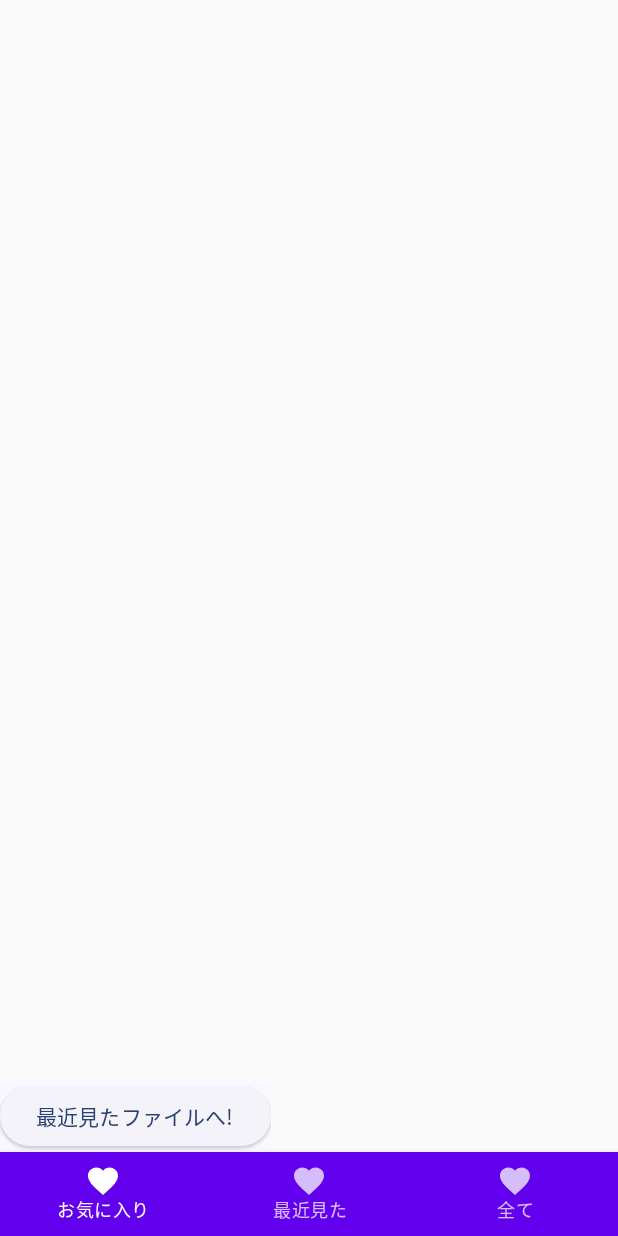
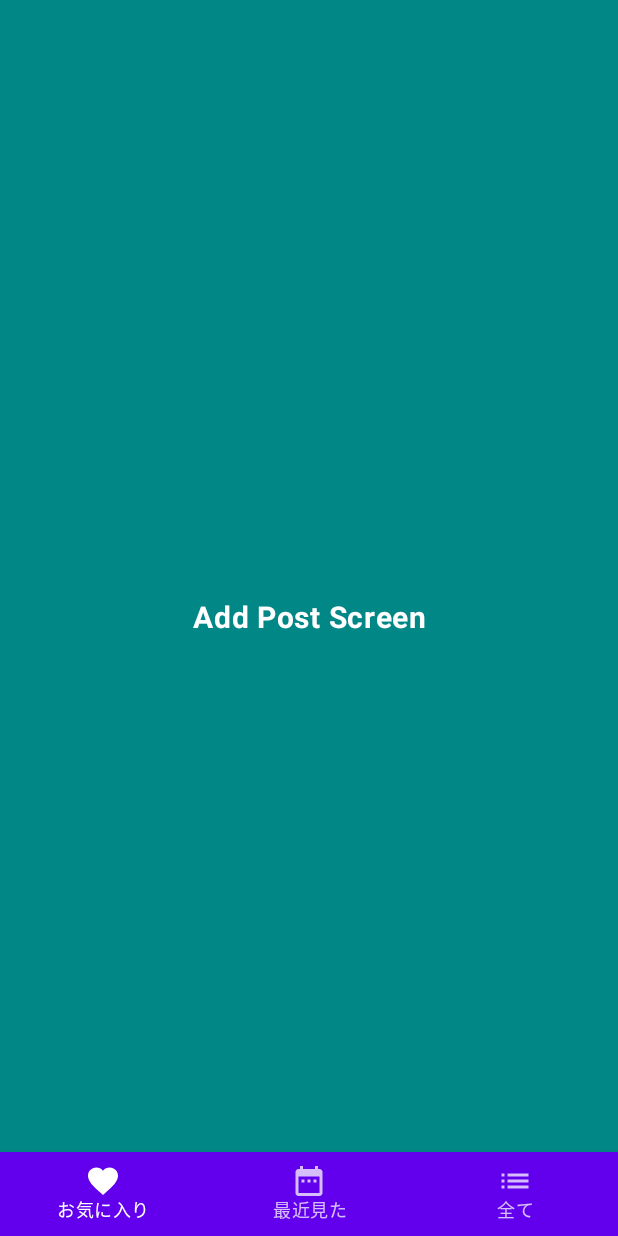
Before and after one commit to seabat/pdf_viewer, an Android app built with Jetpack Compose: the FavoriteScreen screen opened through its navigation route, on a phone screen of 412 x 824 dp. Run offline under Robolectric (Android 15) with nearby library versions, the phone set to English and light mode, and no system bars.

Commit message:
Scaffold の導入

```diff
--- a/ComposePdfViewer/app/src/main/java/dev/seabat/android/composepdfviewer/MainActivity.kt
+++ b/ComposePdfViewer/app/src/main/java/dev/seabat/android/composepdfviewer/MainActivity.kt
@@ -1,21 +1,25 @@
 package dev.seabat.android.composepdfviewer
 
+import android.annotation.SuppressLint
 import android.os.Bundle
 import androidx.activity.ComponentActivity
 import androidx.activity.compose.setContent
 import androidx.annotation.StringRes
-import androidx.compose.foundation.layout.Arrangement
-import androidx.compose.foundation.layout.Column
-import androidx.compose.foundation.layout.fillMaxSize
 import androidx.compose.material.BottomNavigation
 import androidx.compose.material.BottomNavigationItem
 import androidx.compose.material.Icon
+import androidx.compose.material.Scaffold
 import androidx.compose.material.Text
 import androidx.compose.material.icons.Icons
+import androidx.compose.material.icons.filled.DateRange
 import androidx.compose.material.icons.filled.Favorite
+import androidx.compose.material.icons.filled.List
 import androidx.compose.runtime.Composable
+import androidx.compose.runtime.MutableState
 import androidx.compose.runtime.getValue
-import androidx.compose.ui.Modifier
+import androidx.compose.runtime.mutableStateOf
+import androidx.compose.runtime.remember
+import androidx.compose.ui.graphics.vector.ImageVector
 import androidx.compose.ui.res.stringResource
 import androidx.navigation.NavDestination.Companion.hierarchy
 import androidx.navigation.NavGraph.Companion.findStartDestination
@@ -41,29 +45,44 @@ class MainActivity : ComponentActivity() {
     }
 }
 
+@SuppressLint("UnusedMaterialScaffoldPaddingParameter")
 @Composable
 fun PdfViewerApp() {
     val navController = rememberNavController()
-    Column(
-        modifier = Modifier.fillMaxSize(),
-        verticalArrangement = Arrangement.Bottom
+    val shouldShowTop = remember { mutableStateOf(true) }
+    val shouldShowBottom = remember { mutableStateOf(true) }
+
+    Scaffold(
+        topBar = {
+            if (shouldShowTop.value) {
+                PdfViewerAppBar()
+            }
+        },
+        bottomBar = {
+            if (shouldShowBottom.value) {
+                PdfViewerBottomNavigation(
+                    navController = navController
+                )
+            }
+        }
     ) {
         PdfViewerNavHost(
-            navController = navController
-        )
-        PdfViewerBottomNavigation(
-            navController = navController
+            navController = navController,
+            shouldShowTop,
+            shouldShowBottom
         )
     }
 }
 
 @Composable
 fun PdfViewerNavHost(
-    navController: NavHostController
+    navController: NavHostController,
+    shouldShowTop: MutableState<Boolean>,
+    shouldShowBottom: MutableState<Boolean>
 ) {
     NavHost(
         navController = navController,
-        startDestination = "recentness",
+        startDestination = "favorite",
     ) {
         composable("recentness") {
             RecentnessScreen(
@@ -71,6 +90,8 @@ fun PdfViewerNavHost(
                     navController.navigate("all")
                 }
             )
+            shouldShowTop.value = true
+            shouldShowBottom.value = true
         }
         composable("favorite") {
             FavoriteScreen(
@@ -78,6 +99,8 @@ fun PdfViewerNavHost(
                     navController.navigate("recentness")
                 }
             )
+            shouldShowTop.value = false
+            shouldShowBottom.value = true
         }
         composable("all") {
             AllListScreen(
@@ -85,14 +108,20 @@ fun PdfViewerNavHost(
                     navController.navigate("favorite")
                 }
             )
+            shouldShowTop.value = true
+            shouldShowBottom.value = true
         }
     }
 }
 
-sealed class Screen(val route: String, @StringRes val resourceId: Int) {
-    object Recentness : Screen("recentness", R.string.recentness)
-    object Favorite : Screen("favorite", R.string.favorite)
-    object AllList : Screen("all", R.string.all)
+sealed class Screen(
+    val route: String,
+    @StringRes val resourceId: Int,
+    val image: ImageVector
+) {
+    object Recentness : Screen("recentness", R.string.recentness, Icons.Filled.DateRange)
+    object Favorite : Screen("favorite", R.string.favorite, Icons.Filled.Favorite)
+    object AllList : Screen("all", R.string.all, Icons.Filled.List)
 }
 
 @Composable
@@ -110,7 +139,7 @@ fun PdfViewerBottomNavigation(
         val currentDestination = navBackStackEntry?.destination
         screenItems.forEach { screen ->
             BottomNavigationItem(
-                icon = { Icon(Icons.Filled.Favorite, contentDescription = null) },
+                icon = { Icon(screen.image, contentDescription = null) },
                 label = { Text(stringResource(screen.resourceId)) },
                 selected = currentDestination?.hierarchy?.any { it.route == screen.route } == true,
                 onClick = {
@@ -132,3 +161,10 @@ fun PdfViewerBottomNavigation(
         }
     }
 }
+
+@Composable
+fun PdfViewerAppBar() {
+    androidx.compose.material.TopAppBar(
+        title = { androidx.compose.material3.Text("最近見たファイル") },
+    )
+}
--- a/ComposePdfViewer/app/src/main/java/dev/seabat/android/composepdfviewer/screen/favorite/FavoriteScreen.kt
+++ b/ComposePdfViewer/app/src/main/java/dev/seabat/android/composepdfviewer/screen/favorite/FavoriteScreen.kt
@@ -1,12 +1,21 @@
 package dev.seabat.android.composepdfviewer.screen.favorite
 
+import androidx.compose.foundation.background
+import androidx.compose.foundation.layout.Column
+import androidx.compose.foundation.layout.fillMaxSize
+import androidx.compose.foundation.layout.wrapContentSize
 import androidx.compose.material3.ElevatedButton
-import androidx.compose.material3.MaterialTheme
-import androidx.compose.material3.Surface
 import androidx.compose.material3.Text
 import androidx.compose.runtime.Composable
+import androidx.compose.ui.Alignment
 import androidx.compose.ui.Modifier
+import androidx.compose.ui.graphics.Color
+import androidx.compose.ui.res.colorResource
+import androidx.compose.ui.text.font.FontWeight
+import androidx.compose.ui.text.style.TextAlign
 import androidx.compose.ui.tooling.preview.Preview
+import androidx.compose.ui.unit.sp
+import dev.seabat.android.composepdfviewer.R
 
 @Composable
 fun FavoriteScreen(
@@ -14,12 +23,19 @@ fun FavoriteScreen(
     viewModel: FavoriteViewModel = FavoriteViewModel(),
     onClick: () -> Unit
 ) {
-    Surface(
-        color = MaterialTheme.colorScheme.background
+    Column(
+        modifier = Modifier
+            .fillMaxSize()
+            .background(colorResource(id = R.color.teal_700))
+            .wrapContentSize(Alignment.Center)
     ) {
-        Greeting(
-            name = "最近見たファイルへ",
-            onClick = onClick
+        Text(
+            text = "Add Post Screen",
+            fontWeight = FontWeight.Bold,
+            color = Color.White,
+            modifier = Modifier.align(Alignment.CenterHorizontally),
+            textAlign = TextAlign.Center,
+            fontSize = 20.sp
         )
     }
 }
```
Also changed, not shown: ComposePdfViewer/app/src/main/java/dev/seabat/android/composepdfviewer/entities/Pdf.kt (added, +10 -0 lines), ComposePdfViewer/app/src/main/java/dev/seabat/android/composepdfviewer/screen/recentness/RecentnessScreen.kt (+60 -26 lines).
